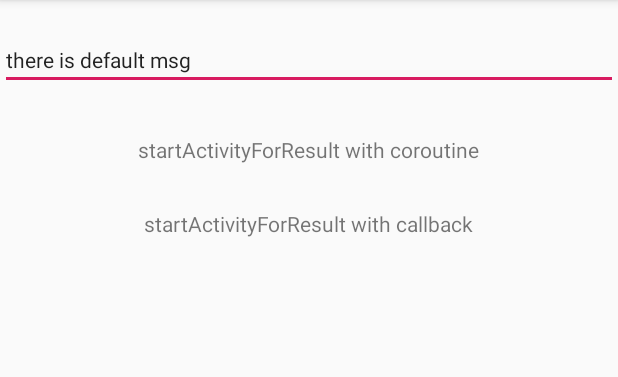
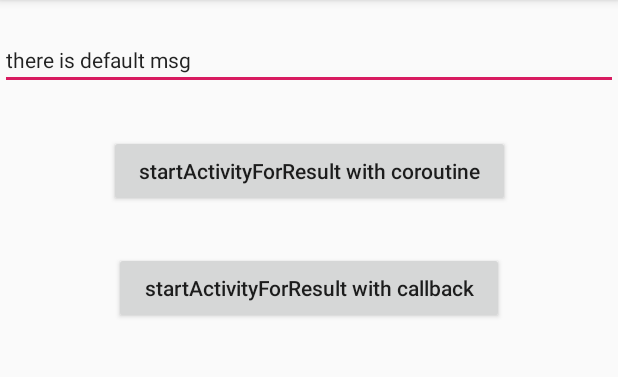
Before and after one commit to ladingwu/ActivityResult, an Android app: the screen it shows after launch (MainActivity), on a phone screen of 412 x 824 dp, the part 84-461 px from its top. Run offline under Robolectric (Android 15) with nearby library versions, the phone set to English and light mode, and no system bars.

Commit message:
opt:code

```diff
--- a/activityresultlib/src/main/java/com/example/activityresultlib/Ext.kt
+++ b/activityresultlib/src/main/java/com/example/activityresultlib/Ext.kt
@@ -1,7 +1,11 @@
 package com.example.activityresultlib
 
 import android.content.Intent
+import android.view.View
 import androidx.fragment.app.FragmentActivity
+import androidx.lifecycle.Lifecycle
+import androidx.lifecycle.LifecycleCoroutineScope
+import kotlinx.coroutines.CoroutineScope
 
 fun FragmentActivity.startActivityForResultBack(intent: Intent, requestCode: Int, resultCallback:((data:IntentResult)->Unit)){
     var activityResult = ActivityResult(this)
@@ -11,3 +15,10 @@ suspend fun FragmentActivity.startActivityWaitResult(intent: Intent, requestCode
     var activityResult = ActivityResult(this)
     return activityResult.startActivityWaitResult(intent, requestCode)
 }
+
+
+fun LifecycleCoroutineScope.setViewOnclickAndLaunch(view: View,block: suspend CoroutineScope.() -> Unit){
+    view.setOnClickListener {
+        launchWhenCreated (block)
+    }
+}
--- a/app/src/main/java/com/example/activityresult/MainActivity.kt
+++ b/app/src/main/java/com/example/activityresult/MainActivity.kt
@@ -4,15 +4,12 @@ import android.content.Intent
 import androidx.appcompat.app.AppCompatActivity
 import android.os.Bundle
 import android.util.Log
-import android.widget.Toast
 import androidx.lifecycle.lifecycleScope
 import com.example.activityresult.R
+import com.example.activityresultlib.setViewOnclickAndLaunch
 import com.example.activityresultlib.startActivityForResultBack
 import com.example.activityresultlib.startActivityWaitResult
 import kotlinx.android.synthetic.main.activity_main.*
-import java.lang.reflect.InvocationHandler
-import java.lang.reflect.Method
-import java.lang.reflect.Proxy
 
 class MainActivity : AppCompatActivity() {
 
@@ -20,8 +17,25 @@ class MainActivity : AppCompatActivity() {
         super.onCreate(savedInstanceState)
         setContentView(R.layout.activity_main)
 
-        tv.setOnClickListener {
-            lifecycleScope.launchWhenCreated{
+//        tv.setOnClickListener {
+//            lifecycleScope.launchWhenCreated{
+//                var intent = Intent(this@MainActivity,NextActivity::class.java)
+//                intent.putExtra("key",edit.text.toString())
+//
+//                var result = this@MainActivity.startActivityWaitResult(intent,1001)
+//
+//
+//                var resultStr = result.intent?.getStringExtra("key_back")
+//                if (result.isOk() && resultStr != null) {
+//                    tv.text = "is ok  \n"+ resultStr+"\n req:  "+result.requestCode+" resultCode: "+result.resultCode
+//                }
+//                if (result.isCanceled()){
+//                    tv.text = "is canceled "
+//                }
+//            }
+//        }
+
+        lifecycleScope.setViewOnclickAndLaunch(tv){
             var intent = Intent(this@MainActivity,NextActivity::class.java)
             intent.putExtra("key",edit.text.toString())
 
@@ -36,8 +50,6 @@ class MainActivity : AppCompatActivity() {
                 tv.text = "is canceled "
             }
         }
-        }
-
         tv2.setOnClickListener {
 
             var intent = Intent(this@MainActivity,NextActivity::class.java)
--- a/app/src/main/res/layout/activity_main.xml
+++ b/app/src/main/res/layout/activity_main.xml
@@ -19,7 +19,7 @@
         app:layout_constraintRight_toRightOf="parent"
         app:layout_constraintTop_toTopOf="parent" />
 
-    <TextView
+    <Button
         android:id="@+id/tv"
         android:layout_width="wrap_content"
         android:layout_height="wrap_content"
@@ -27,16 +27,22 @@
         android:textSize="14sp"
         app:layout_constraintLeft_toLeftOf="parent"
         android:layout_marginTop="30dp"
+        android:textAllCaps="false"
+        android:paddingStart="20dp"
+        android:paddingEnd="20dp"
         app:layout_constraintRight_toRightOf="parent"
         app:layout_constraintTop_toBottomOf="@id/edit"
         />
 
-    <TextView
+    <Button
         android:id="@+id/tv2"
         android:layout_width="wrap_content"
         android:layout_height="wrap_content"
         android:text="startActivityForResult with callback"
         android:textSize="14sp"
+        android:textAllCaps="false"
+        android:paddingStart="20dp"
+        android:paddingEnd="20dp"
         app:layout_constraintLeft_toLeftOf="parent"
         app:layout_constraintTop_toBottomOf="@id/tv"
         android:layout_marginTop="30dp"
```
Lines whose indentation alone changed are shown as unchanged.
